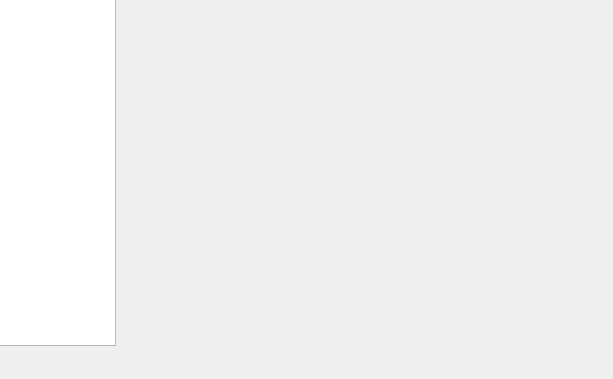
Above: mainwindow.ui from Aztorius/goglauncher before the change; both pictures show x 150 to 763 and y 125 to 504 of the 763 by 504 pixel window. Below: the same form after it.
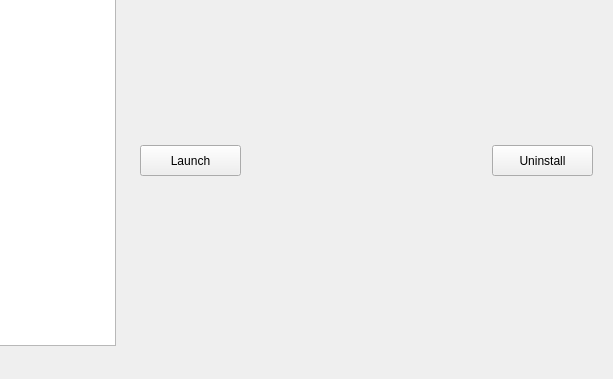
That is the form after the change.

Commit message: Add new buttons and uninstall option

```diff
--- a/mainwindow.ui
+++ b/mainwindow.ui
@@ -46,6 +46,32 @@
      <set>Qt::AlignCenter</set>
     </property>
    </widget>
+   <widget class="QPushButton" name="launch">
+    <property name="geometry">
+     <rect>
+      <x>290</x>
+      <y>270</y>
+      <width>101</width>
+      <height>31</height>
+     </rect>
+    </property>
+    <property name="text">
+     <string>Launch</string>
+    </property>
+   </widget>
+   <widget class="QPushButton" name="uninstall">
+    <property name="geometry">
+     <rect>
+      <x>642</x>
+      <y>270</y>
+      <width>101</width>
+      <height>31</height>
+     </rect>
+    </property>
+    <property name="text">
+     <string>Uninstall</string>
+    </property>
+   </widget>
   </widget>
   <widget class="QMenuBar" name="menuBar">
    <property name="geometry">
```
The commit also changes 2 other files.
